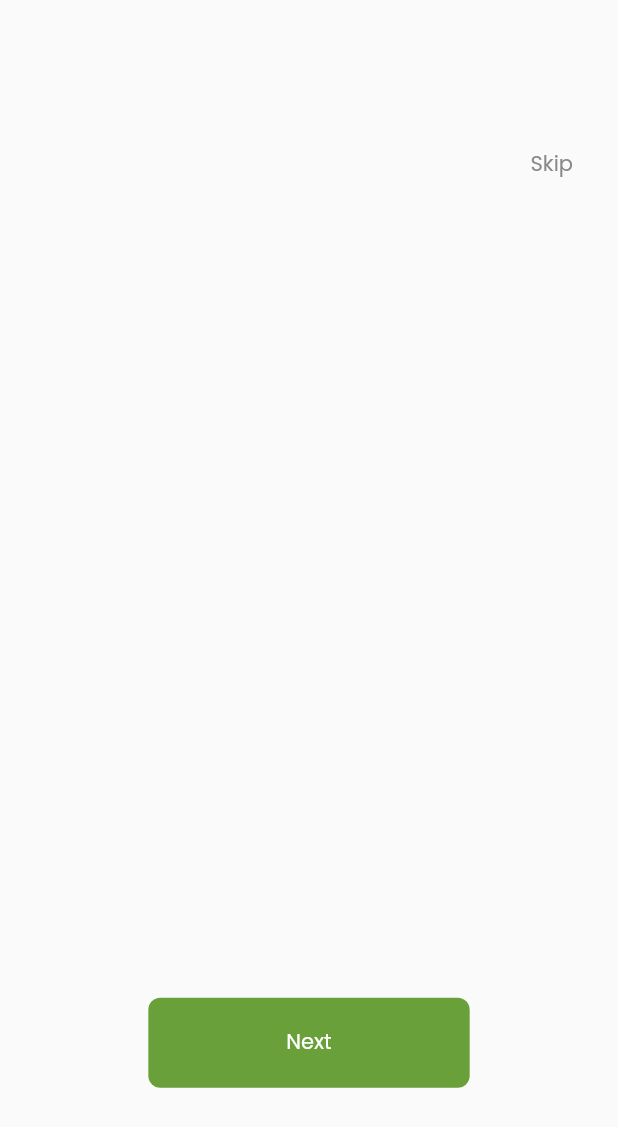
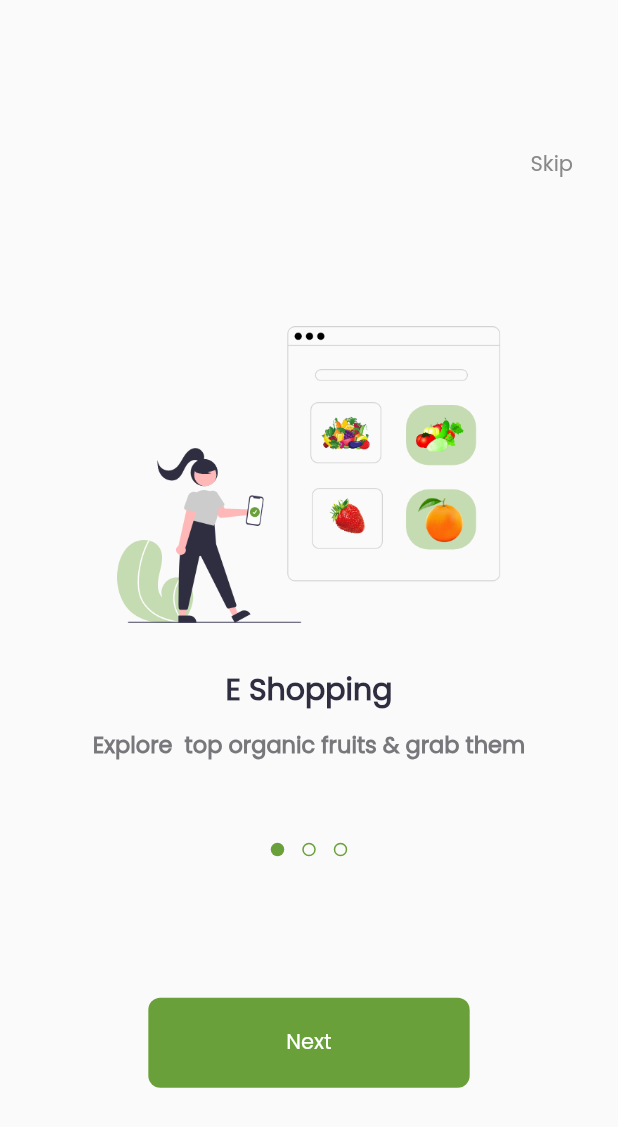
Before and after one commit to AyaIbrahim3027/Fruit_E-Commerce_App, a Flutter app: the screen it shows after launch, on a phone screen of 412 x 824 dp. Shown: the top 1127 px of the screen. Run offline on Flutter 3.47's test engine with Material 2 defaults, Android fonts, the phone set to English and light mode, and no system bars; drawn by our look-alikes of dots_indicator; our stand-ins replace get.

Commit message:
create on boarding view done

```diff
--- a/lib/Core/constants.dart
+++ b/lib/Core/constants.dart
@@ -3,3 +3,6 @@ import 'package:flutter/material.dart';
 const kSplashViewImage = 'assets/images/splash_view_image.png';
 const kFont = 'Poppins';
 const kMainColor = Color(0xff69A03A);
+const kOnBoardFirstImage = 'assets/images/Group 2804.png';
+const kOnBoardSecondImage = 'assets/images/Group 2805.png';
+const kOnBoardThirdImage = 'assets/images/Group 2806.png';
--- /dev/null
+++ b/lib/Core/widgets/space_widget.dart
@@ -0,0 +1,26 @@
+import 'package:flutter/material.dart';
+
+import '../utils/size_config.dart';
+
+class HorizontalSpace extends StatelessWidget {
+  const HorizontalSpace(this.value, {super.key});
+  final double? value;
+  @override
+  Widget build(BuildContext context) {
+    return SizedBox(
+      width: SizeConfig.defaultSize! * value!,
+    );
+  }
+}
+
+
+class VerticalSpace extends StatelessWidget {
+  const VerticalSpace(this.value, {super.key});
+  final double? value;
+  @override
+  Widget build(BuildContext context) {
+    return SizedBox(
+      height: SizeConfig.defaultSize! * value!,
+    );
+  }
+}
--- /dev/null
+++ b/lib/Features/On Boarding/presentaion/widgets/custom_Indicator.dart
@@ -0,0 +1,26 @@
+import 'package:dots_indicator/dots_indicator.dart';
+import 'package:flutter/material.dart';
+
+import '../../../../Core/constants.dart';
+
+class CustomIndicator extends StatelessWidget {
+  const CustomIndicator({
+    super.key, required this.dotIndex,
+  });
+  final double? dotIndex;
+  @override
+  Widget build(BuildContext context) {
+    return DotsIndicator(
+      decorator: DotsDecorator(
+        color: Colors.transparent,
+        activeColor: kMainColor,
+        shape: RoundedRectangleBorder(
+          borderRadius: BorderRadius.circular(8),
+          side: BorderSide(color: kMainColor),
+        ),
+      ),
+      dotsCount: 3,
+      position: dotIndex!.toInt(),
+    );
+  }
+}
--- /dev/null
+++ b/lib/Features/On Boarding/presentaion/widgets/custom_page_view.dart
@@ -0,0 +1,31 @@
+import 'package:flutter/material.dart';
+import 'package:fruit_ecommerce_app/Core/constants.dart';
+import 'package:fruit_ecommerce_app/Features/On%20Boarding/presentaion/widgets/page_view_item.dart';
+
+class CustomPageView extends StatelessWidget {
+  const CustomPageView({super.key, required this.pageController});
+  final PageController? pageController;
+  @override
+  Widget build(BuildContext context) {
+    return PageView(
+      controller: pageController,
+      children: const [
+        PageViewItem(
+          image: kOnBoardFirstImage,
+          title: 'E Shopping',
+          subTitle: 'Explore  top organic fruits & grab them',
+        ),
+        PageViewItem(
+          image: kOnBoardSecondImage,
+          title: 'Delivery on the way',
+          subTitle: 'Get your order by speed delivery',
+        ),
+        PageViewItem(
+          image: kOnBoardThirdImage,
+          title: 'Delivery Arrived',
+          subTitle: 'Order is arrived at your Place',
+        ),
+      ],
+    );
+  }
+}
--- a/lib/Features/On Boarding/presentaion/widgets/on_boarding_view_body.dart
+++ b/lib/Features/On Boarding/presentaion/widgets/on_boarding_view_body.dart
@@ -1,15 +1,49 @@
+import 'package:dots_indicator/dots_indicator.dart';
 import 'package:flutter/material.dart';
+import 'package:fruit_ecommerce_app/Core/constants.dart';
 import 'package:fruit_ecommerce_app/Core/utils/size_config.dart';
 import 'package:fruit_ecommerce_app/Core/widgets/custom_buttons.dart';
+import 'package:fruit_ecommerce_app/Features/On%20Boarding/presentaion/widgets/custom_page_view.dart';
 
-class OnBoardingViewBody extends StatelessWidget {
+import 'custom_Indicator.dart';
+
+class OnBoardingViewBody extends StatefulWidget {
   const OnBoardingViewBody({super.key});
+
+  @override
+  State<OnBoardingViewBody> createState() => _OnBoardingViewBodyState();
+}
+
+class _OnBoardingViewBodyState extends State<OnBoardingViewBody> {
+  PageController? pageController;
+
+  @override
+  void initState() {
+    pageController = PageController(initialPage: 0)
+      ..addListener(() {
+        setState(() {});
+      });
+    super.initState();
+  }
 
   @override
   Widget build(BuildContext context) {
     return Stack(
       children: [
+        CustomPageView(pageController: pageController),
         Positioned(
+          left: 0,
+          right: 0,
+          bottom: SizeConfig.defaultSize! * 25,
+          child: CustomIndicator(
+            dotIndex: pageController!.hasClients ? pageController?.page : 0,
+          ),
+        ),
+        Visibility(
+          visible: pageController!.hasClients
+              ? (pageController?.page == 2 ? false : true)
+              : true,
+          child: Positioned(
             top: SizeConfig.defaultSize! * 10,
             right: 30,
             child: const Text(
@@ -21,11 +55,16 @@ class OnBoardingViewBody extends StatelessWidget {
               textAlign: TextAlign.left,
             ),
           ),
+        ),
         Positioned(
           bottom: SizeConfig.defaultSize! * 10,
           left: SizeConfig.defaultSize! * 10,
           right: SizeConfig.defaultSize! * 10,
-          child: const CustomGeneralButton(text: 'Next'),
+          child: CustomGeneralButton(
+            text: pageController!.hasClients
+                ? (pageController?.page == 2 ? 'Get Started' : 'Next')
+                : 'Next',
+          ),
         ),
       ],
     );
--- /dev/null
+++ b/lib/Features/On Boarding/presentaion/widgets/page_view_item.dart
@@ -0,0 +1,41 @@
+import 'package:flutter/material.dart';
+import 'package:fruit_ecommerce_app/Core/utils/size_config.dart';
+import 'package:fruit_ecommerce_app/Core/widgets/space_widget.dart';
+class PageViewItem extends StatelessWidget {
+  const PageViewItem({super.key, this.title, this.subTitle, this.image});
+
+  final String? title;
+  final String? subTitle;
+  final String? image;
+  @override
+  Widget build(BuildContext context) {
+    return  Column(
+      children: [
+        const VerticalSpace(22),
+        SizedBox(
+          height: SizeConfig.defaultSize! * 20,
+            child: Image.asset(image! , )),
+        const VerticalSpace(3),
+        Text(
+          title!,
+          style: const TextStyle(
+            fontSize: 20,
+            color: Color(0xff2f2e41),
+            fontWeight: FontWeight.w600,
+          ),
+          textAlign: TextAlign.center,
+        ),
+        const VerticalSpace(1),
+        Text(
+          subTitle!,
+          style: const TextStyle(
+            fontWeight: FontWeight.bold,
+            fontSize: 15,
+            color: Color(0xff78787c),
+          ),
+          textAlign: TextAlign.center,
+        )
+      ],
+    );
+  }
+}
--- a/pubspec.yaml
+++ b/pubspec.yaml
@@ -36,6 +36,7 @@ dependencies:
   # Use with the CupertinoIcons class for iOS style icons.
   cupertino_icons: ^1.0.2
   get: ^4.6.1
+  dots_indicator: ^3.0.0
 
 dev_dependencies:
   flutter_test:
```
Also changed, not shown: assets/images/Group 2804.png (added), assets/images/Group 2805.png (added), assets/images/Group 2806.png (added), pubspec.lock. Lines whose indentation alone changed are shown as unchanged.
